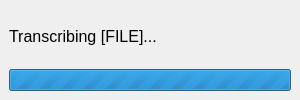
TSA-SoftwareDevTeam-2138052-2026/TSA2026, file ui/transcribing_file.ui: the form before one commit.
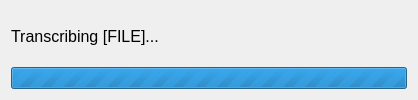
The form after the commit.

Commit message: Apparantly I didn't need to change it to a window

The edit to the form file:
```diff
--- a/ui/transcribing_file.ui
+++ b/ui/transcribing_file.ui
@@ -1,19 +1,18 @@
 <?xml version="1.0" encoding="UTF-8"?>
 <ui version="4.0">
- <class>MainWindow</class>
- <widget class="QMainWindow" name="MainWindow">
+ <class>Dialog</class>
+ <widget class="QDialog" name="Dialog">
   <property name="geometry">
    <rect>
     <x>0</x>
     <y>0</y>
-    <width>300</width>
+    <width>418</width>
     <height>100</height>
    </rect>
   </property>
   <property name="windowTitle">
    <string>MainWindow</string>
   </property>
-  <widget class="QWidget" name="centralwidget">
    <layout class="QVBoxLayout" name="verticalLayout">
     <item>
      <widget class="QLabel" name="transcription_text">
@@ -43,7 +42,6 @@
      </widget>
     </item>
    </layout>
-  </widget>
  </widget>
  <resources/>
  <connections/>
```
Left out of the diff: 2 changed lines with no effect on the pictures. Lines whose indentation alone changed are shown as unchanged. The commit also changes 2 other files.
